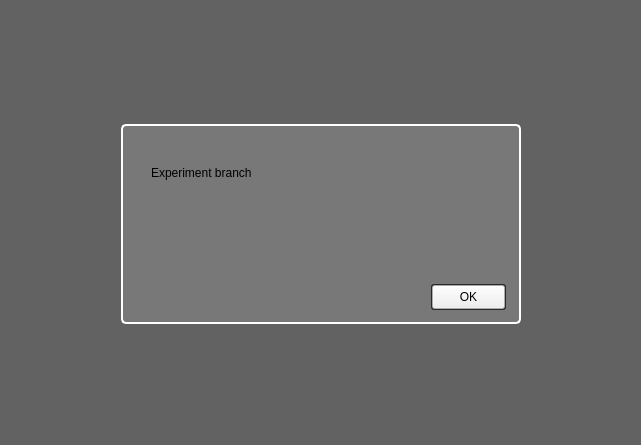
noedigcode/konfyt, file hoverform.ui: the form before one commit.
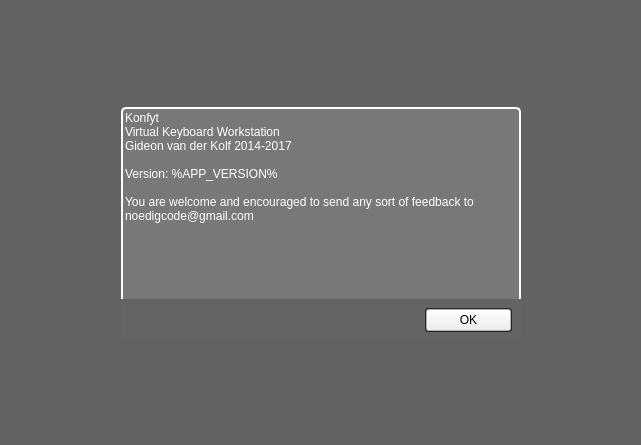
The form after the commit.

Commit message: Got some sort of about dialog going with the experimental hover form.

Diff of the .ui file:
```diff
--- a/hoverform.ui
+++ b/hoverform.ui
@@ -104,28 +104,63 @@
         <property name="title">
          <string/>
         </property>
-        <widget class="QLabel" name="label">
-         <property name="geometry">
-          <rect>
-           <x>30</x>
-           <y>40</y>
-           <width>341</width>
-           <height>17</height>
-          </rect>
+        <layout class="QVBoxLayout" name="verticalLayout">
+         <property name="spacing">
+          <number>0</number>
          </property>
-         <property name="text">
-          <string>Experiment branch</string>
-         </property>
-        </widget>
+         <property name="leftMargin">
+          <number>0</number>
+         </property>
+         <property name="topMargin">
+          <number>0</number>
+         </property>
+         <property name="rightMargin">
+          <number>0</number>
+         </property>
+         <property name="bottomMargin">
+          <number>0</number>
+         </property>
+         <item>
+          <widget class="QTextBrowser" name="textBrowser">
+           <property name="styleSheet">
+            <string notr="true">QTextBrowser {
+	background-color: transparent;
+	border: 0px;
+	color: white;
+}</string>
+           </property>
+           <property name="html">
+            <string>&lt;!DOCTYPE HTML PUBLIC &quot;-//W3C//DTD HTML 4.0//EN&quot; &quot;http://www.w3.org/TR/REC-html40/strict.dtd&quot;&gt;
+&lt;html&gt;&lt;head&gt;&lt;meta name=&quot;qrichtext&quot; content=&quot;1&quot; /&gt;&lt;style type=&quot;text/css&quot;&gt;
+p, li { white-space: pre-wrap; }
+&lt;/style&gt;&lt;/head&gt;&lt;body style=&quot; font-family:'Noto Sans'; font-size:9pt; font-weight:400; font-style:normal;&quot;&gt;
+&lt;p style=&quot; margin-top:0px; margin-bottom:0px; margin-left:0px; margin-right:0px; -qt-block-indent:0; text-indent:0px;&quot;&gt;Konfyt&lt;/p&gt;
+&lt;p style=&quot; margin-top:0px; margin-bottom:0px; margin-left:0px; margin-right:0px; -qt-block-indent:0; text-indent:0px;&quot;&gt;Virtual Keyboard Workstation&lt;/p&gt;
+&lt;p style=&quot; margin-top:0px; margin-bottom:0px; margin-left:0px; margin-right:0px; -qt-block-indent:0; text-indent:0px;&quot;&gt;Gideon van der Kolf 2014-2017&lt;/p&gt;
+&lt;p style=&quot;-qt-paragraph-type:empty; margin-top:0px; margin-bottom:0px; margin-left:0px; margin-right:0px; -qt-block-indent:0; text-indent:0px;&quot;&gt;&lt;br /&gt;&lt;/p&gt;
+&lt;p style=&quot; margin-top:0px; margin-bottom:0px; margin-left:0px; margin-right:0px; -qt-block-indent:0; text-indent:0px;&quot;&gt;Version: %APP_VERSION%&lt;/p&gt;
+&lt;p style=&quot;-qt-paragraph-type:empty; margin-top:0px; margin-bottom:0px; margin-left:0px; margin-right:0px; -qt-block-indent:0; text-indent:0px;&quot;&gt;&lt;br /&gt;&lt;/p&gt;
+&lt;p style=&quot; margin-top:0px; margin-bottom:0px; margin-left:0px; margin-right:0px; -qt-block-indent:0; text-indent:0px;&quot;&gt;You are welcome and encouraged to send any sort of feedback to noedigcode@gmail.com&lt;/p&gt;&lt;/body&gt;&lt;/html&gt;</string>
+           </property>
+          </widget>
+         </item>
+         <item>
+          <widget class="QFrame" name="frame">
+           <property name="styleSheet">
+            <string notr="true">QFrame {
+	background-color: rgb(100, 100, 100);
+	border: 0px;
+}</string>
+           </property>
+           <property name="frameShape">
+            <enum>QFrame::StyledPanel</enum>
+           </property>
+           <property name="frameShadow">
+            <enum>QFrame::Raised</enum>
+           </property>
+           <layout class="QGridLayout" name="gridLayout_3">
+            <item row="0" column="1">
         <widget class="QFrame" name="frame_29">
-         <property name="geometry">
-          <rect>
-           <x>310</x>
-           <y>160</y>
-           <width>75</width>
-           <height>26</height>
-          </rect>
-         </property>
          <property name="maximumSize">
           <size>
            <width>16777215</width>
@@ -165,6 +200,12 @@
           </property>
           <item>
            <widget class="QPushButton" name="pushButton">
+                 <property name="minimumSize">
+                  <size>
+                   <width>85</width>
+                   <height>0</height>
+                  </size>
+                 </property>
             <property name="maximumSize">
              <size>
               <width>16777215</width>
@@ -178,6 +219,24 @@
           </item>
          </layout>
         </widget>
+            </item>
+            <item row="0" column="0">
+             <spacer name="horizontalSpacer_3">
+              <property name="orientation">
+               <enum>Qt::Horizontal</enum>
+              </property>
+              <property name="sizeHint" stdset="0">
+               <size>
+                <width>40</width>
+                <height>20</height>
+               </size>
+              </property>
+             </spacer>
+            </item>
+           </layout>
+          </widget>
+         </item>
+        </layout>
        </widget>
       </item>
       <item row="2" column="1">
```
Lines whose indentation alone changed are shown as unchanged. The commit also changes 6 other files.
